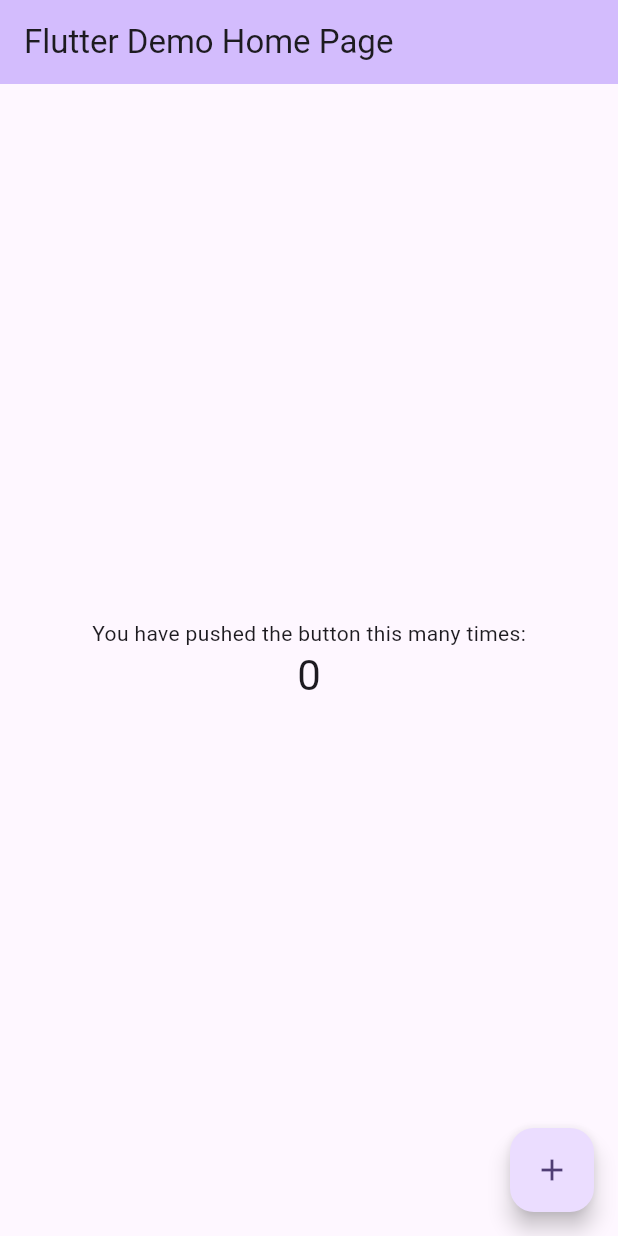
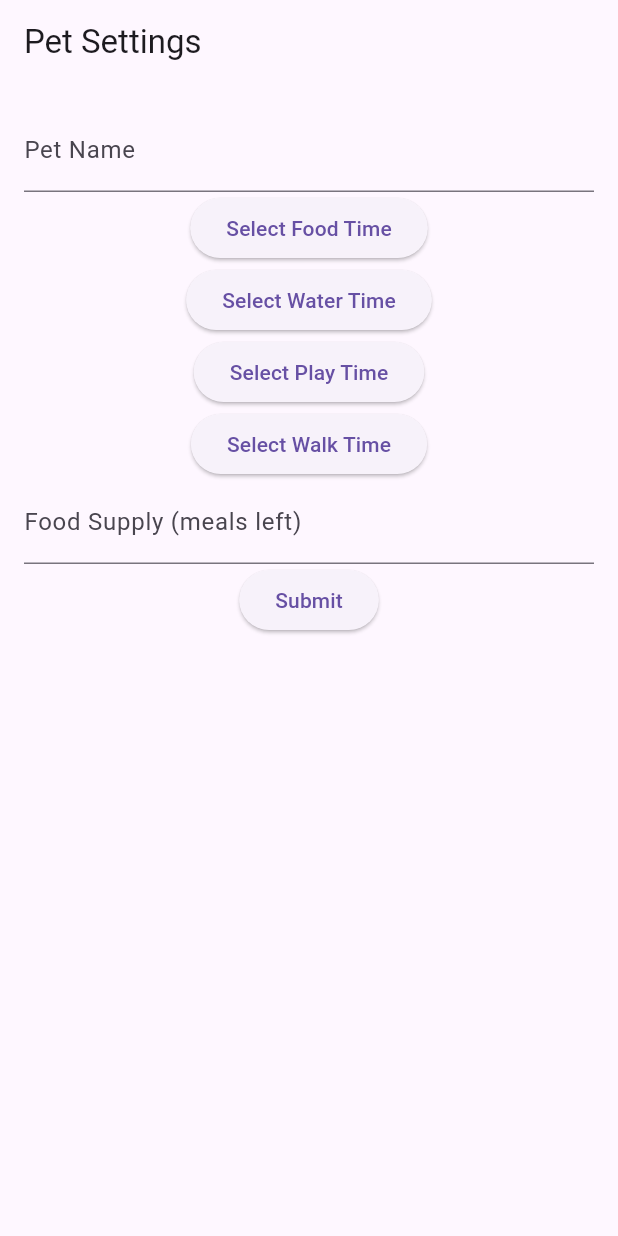
Before and after one commit to IvanJunyu/Mobile_DogCareApp, a Flutter app: the screen it shows after launch, on a phone screen of 412 x 824 dp. Run offline on Flutter 3.47's test engine with Material 3 defaults, Android fonts, the phone set to English and light mode, and no system bars; our stand-ins replace flutter_local_notifications, sqflite; accounts and stored records are empty.

Commit message:
created pages, main page bug not fixed

```diff
--- a/dog_care_app/lib/main.dart
+++ b/dog_care_app/lib/main.dart
@@ -1,125 +1,19 @@
 import 'package:flutter/material.dart';
+import 'settings_page.dart';
 
 void main() {
-  runApp(const MyApp());
+  runApp(PetCareApp());
 }
 
-class MyApp extends StatelessWidget {
-  const MyApp({super.key});
-
-  // This widget is the root of your application.
+class PetCareApp extends StatelessWidget {
   @override
   Widget build(BuildContext context) {
     return MaterialApp(
-      title: 'Flutter Demo',
+      title: 'Pet Care App',
       theme: ThemeData(
-        // This is the theme of your application.
-        //
-        // TRY THIS: Try running your application with "flutter run". You'll see
-        // the application has a purple toolbar. Then, without quitting the app,
-        // try changing the seedColor in the colorScheme below to Colors.green
-        // and then invoke "hot reload" (save your changes or press the "hot
-        // reload" button in a Flutter-supported IDE, or press "r" if you used
-        // the command line to start the app).
-        //
-        // Notice that the counter didn't reset back to zero; the application
-        // state is not lost during the reload. To reset the state, use hot
-        // restart instead.
-        //
-        // This works for code too, not just values: Most code changes can be
-        // tested with just a hot reload.
-        colorScheme: ColorScheme.fromSeed(seedColor: Colors.deepPurple),
-        useMaterial3: true,
+        primarySwatch: Colors.blue,
       ),
-      home: const MyHomePage(title: 'Flutter Demo Home Page'),
+      home: SettingsPage(),
     );
   }
 }
-
-class MyHomePage extends StatefulWidget {
-  const MyHomePage({super.key, required this.title});
-
-  // This widget is the home page of your application. It is stateful, meaning
-  // that it has a State object (defined below) that contains fields that affect
-  // how it looks.
-
-  // This class is the configuration for the state. It holds the values (in this
-  // case the title) provided by the parent (in this case the App widget) and
-  // used by the build method of the State. Fields in a Widget subclass are
-  // always marked "final".
-
-  final String title;
-
-  @override
-  State<MyHomePage> createState() => _MyHomePageState();
-}
-
-class _MyHomePageState extends State<MyHomePage> {
-  int _counter = 0;
-
-  void _incrementCounter() {
-    setState(() {
-      // This call to setState tells the Flutter framework that something has
-      // changed in this State, which causes it to rerun the build method below
-      // so that the display can reflect the updated values. If we changed
-      // _counter without calling setState(), then the build method would not be
-      // called again, and so nothing would appear to happen.
-      _counter++;
-    });
-  }
-
-  @override
-  Widget build(BuildContext context) {
-    // This method is rerun every time setState is called, for instance as done
-    // by the _incrementCounter method above.
-    //
-    // The Flutter framework has been optimized to make rerunning build methods
-    // fast, so that you can just rebuild anything that needs updating rather
-    // than having to individually change instances of widgets.
-    return Scaffold(
-      appBar: AppBar(
-        // TRY THIS: Try changing the color here to a specific color (to
-        // Colors.amber, perhaps?) and trigger a hot reload to see the AppBar
-        // change color while the other colors stay the same.
-        backgroundColor: Theme.of(context).colorScheme.inversePrimary,
-        // Here we take the value from the MyHomePage object that was created by
-        // the App.build method, and use it to set our appbar title.
-        title: Text(widget.title),
-      ),
-      body: Center(
-        // Center is a layout widget. It takes a single child and positions it
-        // in the middle of the parent.
-        child: Column(
-          // Column is also a layout widget. It takes a list of children and
-          // arranges them vertically. By default, it sizes itself to fit its
-          // children horizontally, and tries to be as tall as its parent.
-          //
-          // Column has various properties to control how it sizes itself and
-          // how it positions its children. Here we use mainAxisAlignment to
-          // center the children vertically; the main axis here is the vertical
-          // axis because Columns are vertical (the cross axis would be
-          // horizontal).
-          //
-          // TRY THIS: Invoke "debug painting" (choose the "Toggle Debug Paint"
-          // action in the IDE, or press "p" in the console), to see the
-          // wireframe for each widget.
-          mainAxisAlignment: MainAxisAlignment.center,
-          children: <Widget>[
-            const Text(
-              'You have pushed the button this many times:',
-            ),
-            Text(
-              '$_counter',
-              style: Theme.of(context).textTheme.headlineMedium,
-            ),
-          ],
-        ),
-      ),
-      floatingActionButton: FloatingActionButton(
-        onPressed: _incrementCounter,
-        tooltip: 'Increment',
-        child: const Icon(Icons.add),
-      ), // This trailing comma makes auto-formatting nicer for build methods.
-    );
-  }
-}
--- /dev/null
+++ b/dog_care_app/lib/settings_page.dart
@@ -0,0 +1,92 @@
+import 'package:flutter/material.dart';
+import 'db_helper.dart';
+import 'main_page.dart';
+
+class SettingsPage extends StatefulWidget {
+  @override
+  _SettingsPageState createState() => _SettingsPageState();
+}
+
+class _SettingsPageState extends State<SettingsPage> {
+  final TextEditingController petNameController = TextEditingController();
+  TimeOfDay? foodTime;
+  TimeOfDay? waterTime;
+  TimeOfDay? playTime;
+  TimeOfDay? walkTime;
+  int foodSupply = 0;
+
+  Future<void> _selectTime(BuildContext context, Function(TimeOfDay) onTimeSelected) async {
+    final TimeOfDay? picked = await showTimePicker(
+      context: context,
+      initialTime: TimeOfDay.now(),
+    );
+    if (picked != null) {
+      onTimeSelected(picked);
+    }
+  }
+
+  Future<void> _submitData() async {
+    await DBHelper.insert('PetCare', {
+      'petName': petNameController.text,
+      'foodTime': foodTime.toString(),
+      'waterTime': waterTime.toString(),
+      'playTime': playTime.toString(),
+      'walkTime': walkTime.toString(),
+      'foodSupply': foodSupply
+    });
+
+    Navigator.push(
+      context,
+      MaterialPageRoute(builder: (context) => MainPage()),
+    );
+  }
+
+  @override
+  Widget build(BuildContext context) {
+    return Scaffold(
+      appBar: AppBar(
+        title: Text('Pet Settings'),
+      ),
+      body: Padding(
+        padding: const EdgeInsets.all(16.0),
+        child: Column(
+          children: [
+            TextField(
+              controller: petNameController,
+              decoration: InputDecoration(labelText: 'Pet Name'),
+            ),
+            ElevatedButton(
+              onPressed: () => _selectTime(context, (time) => setState(() => foodTime = time)),
+              child: Text('Select Food Time'),
+            ),
+            ElevatedButton(
+              onPressed: () => _selectTime(context, (time) => setState(() => waterTime = time)),
+              child: Text('Select Water Time'),
+            ),
+            ElevatedButton(
+              onPressed: () => _selectTime(context, (time) => setState(() => playTime = time)),
+              child: Text('Select Play Time'),
+            ),
+            ElevatedButton(
+              onPressed: () => _selectTime(context, (time) => setState(() => walkTime = time)),
+              child: Text('Select Walk Time'),
+            ),
+            TextField(
+              decoration: InputDecoration(labelText: 'Food Supply (meals left)'),
+              keyboardType: TextInputType.number,
+              onChanged: (value) {
+                setState(() {
+                  foodSupply = int.parse(value);
+                });
+              },
+            ),
+            ElevatedButton(
+              onPressed: _submitData,
+              child: Text('Submit'),
+            ),
+          ],
+        ),
+      ),
+    );
+  }
+}
--- a/dog_care_app/pubspec.yaml
+++ b/dog_care_app/pubspec.yaml
@@ -30,6 +30,10 @@ environment:
 dependencies:
   flutter:
     sdk: flutter
+
+  sqflite: ^2.0.0+3
+  path: ^1.8.0
+  flutter_local_notifications: ^13.0.0
 
 
   # The following adds the Cupertino Icons font to your application.
```
Also changed, not shown: dog_care_app/lib/db_helper.dart (added, +39 -0 lines), dog_care_app/lib/main_page.dart (added, +124 -0 lines), dog_care_app/pubspec.lock, 1 other file.
